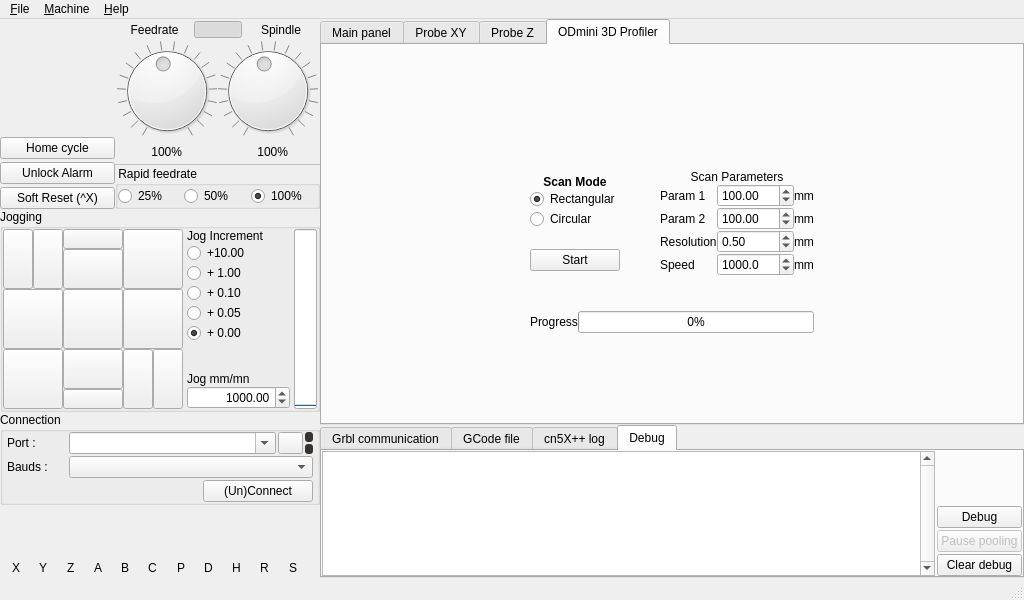
Before: the Qt Designer form grbl_ros2_gui/mainWindow.ui in jhu-bigss/grbl_ros2_gui, drawn with Qt 5.
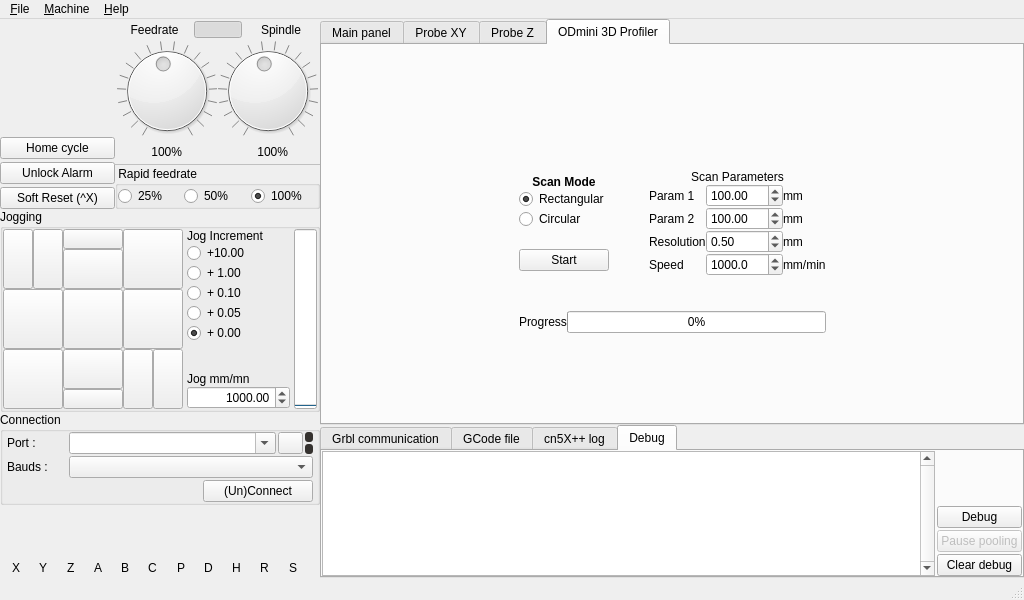
After: the same form once the commit is applied. The open tabs and pages were chosen to show the change. Icons and pictures are not drawn. Custom widgets are drawn as their Qt base class.

The edit to the form file:
```diff
--- a/grbl_ros2_gui/mainWindow.ui
+++ b/grbl_ros2_gui/mainWindow.ui
@@ -8985,7 +8985,7 @@
                    <item row="3" column="2">
                     <widget class="QLabel" name="label_unit_mm_4">
                      <property name="text">
-                      <string>mm</string>
+                      <string>mm/min</string>
                      </property>
                     </widget>
                    </item>
```
